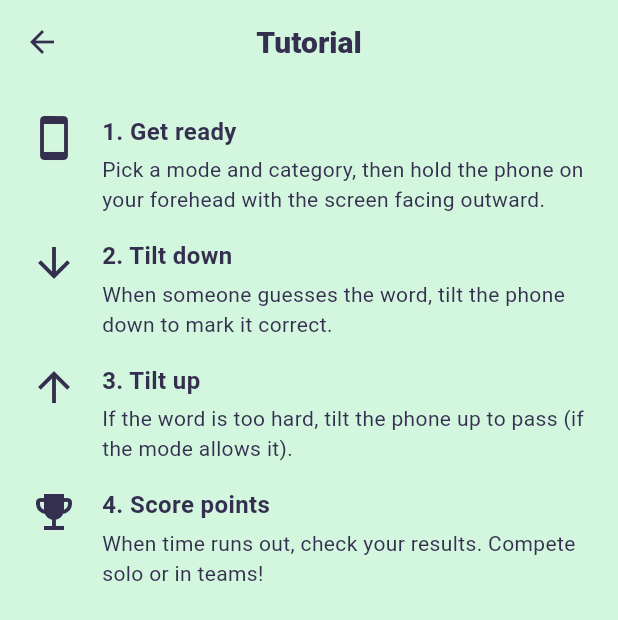
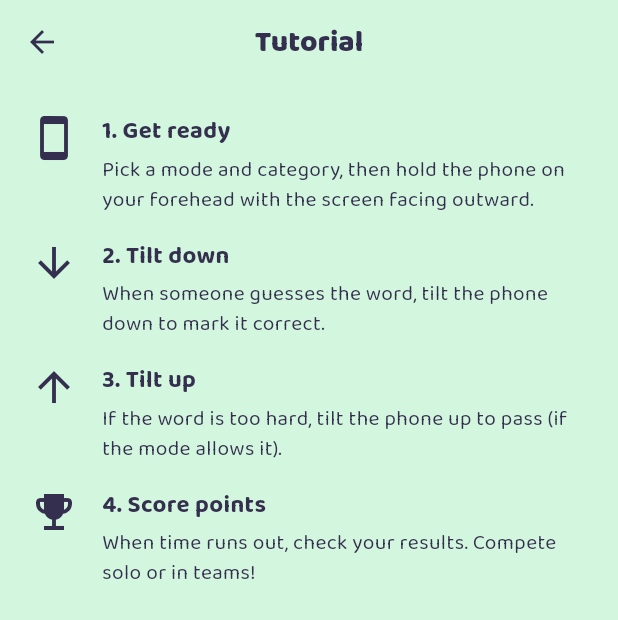
Before and after one commit to albertolicea00/GuessT, a Flutter app: the screen it shows after launch, item 3 of the bottom bar chosen, on a phone screen of 412 x 824 dp. Shown: the top 620 px of the screen. Run offline on Flutter 3.47's test engine with Material 3 defaults, Android fonts, the phone set to English and light mode, and no system bars; our stand-ins replace google_fonts, sensors_plus, shared_preferences; generated files the repository leaves out were written again.

Commit message:
style: use Baloo 2 rounded font for kid-friendly look
The pastel redesign still read as a generic system-font app rather
than the "kids' video game" reference — the rounded, chunky Baloo 2
typeface is most of that gap. Set once on the theme's textTheme, so
every plain TextStyle in the app inherits it (none of them set their
own fontFamily).

```diff
--- a/lib/theme/app_theme.dart
+++ b/lib/theme/app_theme.dart
@@ -1,8 +1,12 @@
 import 'package:flutter/material.dart';
+import 'package:google_fonts/google_fonts.dart';
 
 /// Pastel, kid-friendly "arcade" look: soft mint background, candy-colored
 /// cards, dark plum text (never white-on-light — everything here assumes
-/// a light background, unlike the old dark theme it replaced).
+/// a light background, unlike the old dark theme it replaced). Baloo 2 is
+/// the chunky rounded display font that sells the "kids' video game" feel;
+/// every plain TextStyle in the app inherits it from the theme below,
+/// since none of them set their own fontFamily.
 class AppTheme {
   static const Color background = Color(0xFFD3F6DE);
   static const Color surface = Colors.white;
@@ -12,6 +16,7 @@ class AppTheme {
 
   static ThemeData get light {
     final base = ThemeData.light(useMaterial3: true);
+    final rounded = GoogleFonts.baloo2TextTheme(base.textTheme);
     return base.copyWith(
       scaffoldBackgroundColor: background,
       colorScheme: base.colorScheme.copyWith(
@@ -21,7 +26,7 @@ class AppTheme {
         surface: surface,
         onSurface: textDark,
       ),
-      textTheme: base.textTheme.apply(
+      textTheme: rounded.apply(
         bodyColor: textDark,
         displayColor: textDark,
       ),
@@ -31,18 +36,18 @@ class AppTheme {
           backgroundColor: accent,
           foregroundColor: Colors.white,
           padding: const EdgeInsets.symmetric(horizontal: 32, vertical: 20),
-          textStyle: const TextStyle(fontSize: 18, fontWeight: FontWeight.w800),
+          textStyle: GoogleFonts.baloo2(fontSize: 18, fontWeight: FontWeight.w800),
           shape: const StadiumBorder(),
           elevation: 4,
           shadowColor: accent.withValues(alpha: 0.5),
         ),
       ),
-      appBarTheme: const AppBarTheme(
+      appBarTheme: AppBarTheme(
         backgroundColor: background,
         foregroundColor: textDark,
         elevation: 0,
         centerTitle: true,
-        titleTextStyle: TextStyle(
+        titleTextStyle: GoogleFonts.baloo2(
           color: textDark,
           fontSize: 20,
           fontWeight: FontWeight.w800,
--- a/pubspec.yaml
+++ b/pubspec.yaml
@@ -11,6 +11,7 @@ dependencies:
     sdk: flutter
   flutter_localizations:
     sdk: flutter
+  google_fonts: ^6.2.1
   intl: ^0.20.3
   sensors_plus: ^6.0.1
   shared_preferences: ^2.2.3
```
Also changed, not shown: pubspec.lock.
